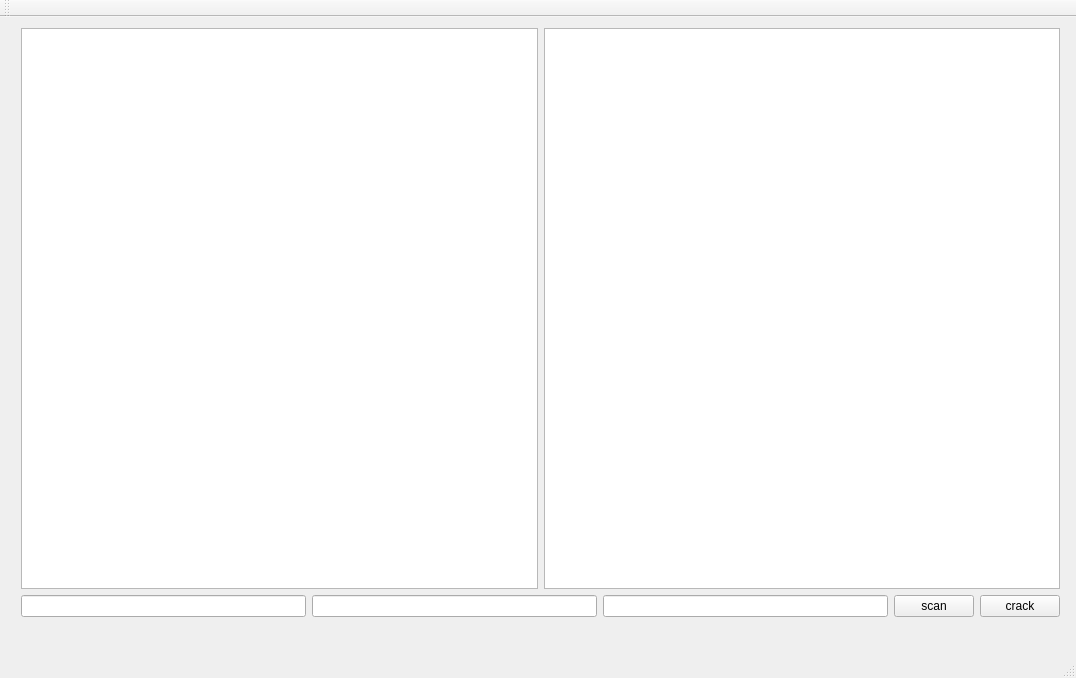
Qt form wificrack/mainwindow.ui (xiangshuijiao/wificrack) before a commit.
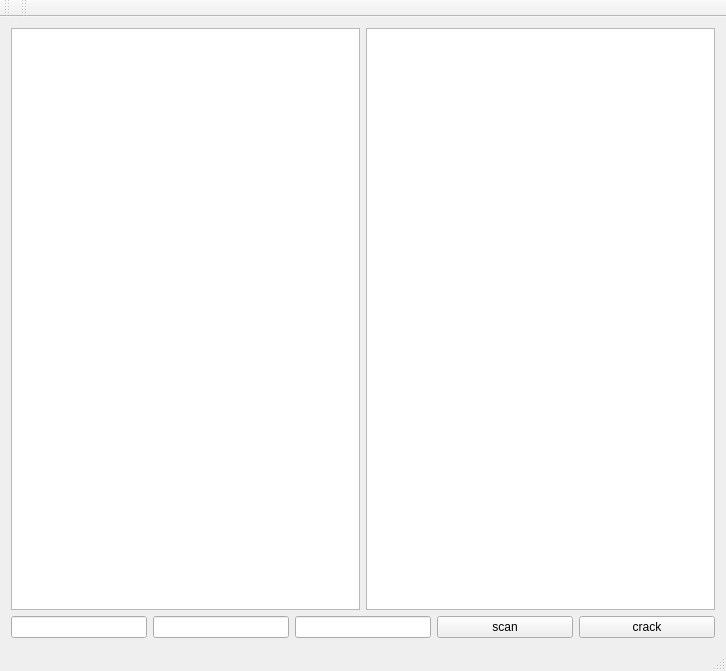
The same form after that commit.

```diff
--- a/wificrack/mainwindow.ui
+++ b/wificrack/mainwindow.ui
@@ -6,23 +6,16 @@
    <rect>
     <x>0</x>
     <y>0</y>
-    <width>1076</width>
-    <height>678</height>
+    <width>726</width>
+    <height>671</height>
    </rect>
   </property>
   <property name="windowTitle">
    <string>MainWindow</string>
   </property>
   <widget class="QWidget" name="centralWidget">
-   <widget class="QWidget" name="">
-    <property name="geometry">
-     <rect>
-      <x>10</x>
-      <y>0</y>
-      <width>1061</width>
-      <height>611</height>
-     </rect>
-    </property>
+   <layout class="QHBoxLayout" name="horizontalLayout_3">
+    <item>
     <layout class="QVBoxLayout" name="verticalLayout">
      <property name="sizeConstraint">
       <enum>QLayout::SetMaximumSize</enum>
@@ -54,6 +47,12 @@
        </item>
        <item>
         <widget class="QPushButton" name="pushButton_scan">
+          <property name="sizePolicy">
+           <sizepolicy hsizetype="Expanding" vsizetype="Fixed">
+            <horstretch>0</horstretch>
+            <verstretch>0</verstretch>
+           </sizepolicy>
+          </property>
          <property name="text">
           <string>scan</string>
          </property>
@@ -61,6 +60,12 @@
        </item>
        <item>
         <widget class="QPushButton" name="pushButton_crack">
+          <property name="sizePolicy">
+           <sizepolicy hsizetype="Expanding" vsizetype="Fixed">
+            <horstretch>0</horstretch>
+            <verstretch>0</verstretch>
+           </sizepolicy>
+          </property>
          <property name="text">
           <string>crack</string>
          </property>
@@ -69,7 +74,8 @@
       </layout>
      </item>
     </layout>
-   </widget>
+    </item>
+   </layout>
   </widget>
   <widget class="QMenuBar" name="menuBar">
    <property name="geometry">
@@ -90,6 +96,17 @@
    </attribute>
   </widget>
   <widget class="QStatusBar" name="statusBar"/>
+  <widget class="QToolBar" name="toolBar">
+   <property name="windowTitle">
+    <string>toolBar</string>
+   </property>
+   <attribute name="toolBarArea">
+    <enum>TopToolBarArea</enum>
+   </attribute>
+   <attribute name="toolBarBreak">
+    <bool>false</bool>
+   </attribute>
+  </widget>
  </widget>
  <layoutdefault spacing="6" margin="11"/>
  <resources/>
```
Left out of the diff: 2 changed lines with no effect on the pictures. Lines whose indentation alone changed are shown as unchanged.
